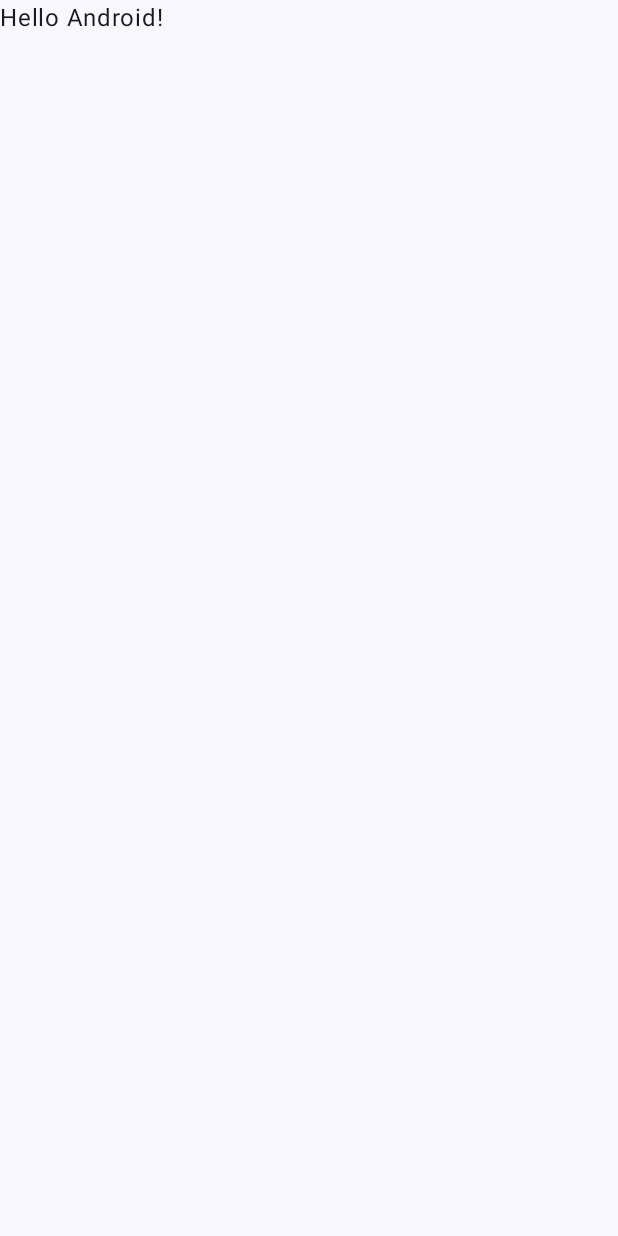
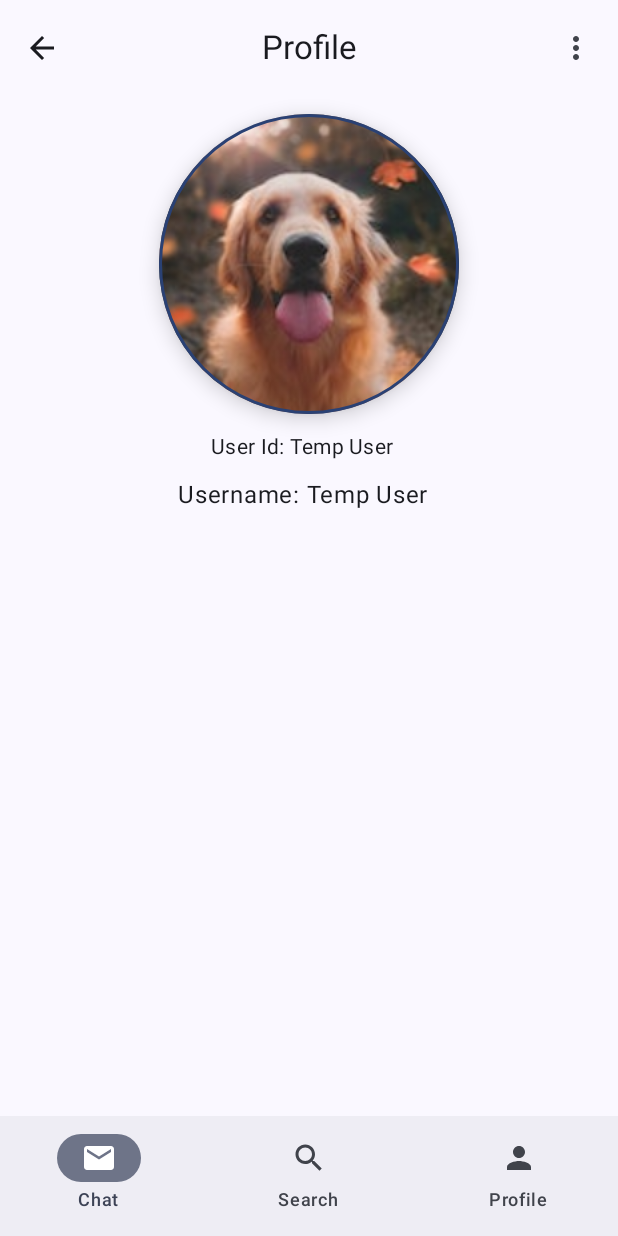
Before and after one commit to Abhidhimann/ChattingApp, an Android app built with Jetpack Compose: the screen it shows after launch (MainActivity), on a phone screen of 412 x 824 dp. Before the commit the screen is almost empty. Run offline under Robolectric (Android 15) with nearby library versions, the phone set to English and light mode, and no system bars.

Commit message:
bottom navigation added

```diff
--- a/app/build.gradle.kts
+++ b/app/build.gradle.kts
@@ -63,8 +63,11 @@ dependencies {
     implementation(libs.androidx.material3)
     testImplementation(libs.junit)
 
+    // hilt
     implementation("com.google.dagger:hilt-android:2.44")
     kapt("com.google.dagger:hilt-android-compiler:2.44")
+
+    implementation("androidx.navigation:navigation-compose:2.7.7")
 
     androidTestImplementation(libs.androidx.junit)
     androidTestImplementation(libs.androidx.espresso.core)
@@ -72,4 +75,5 @@ dependencies {
     androidTestImplementation(libs.androidx.ui.test.junit4)
     debugImplementation(libs.androidx.ui.tooling)
     debugImplementation(libs.androidx.ui.test.manifest)
+    implementation(kotlin("reflect"))
 }
--- a/app/src/main/AndroidManifest.xml
+++ b/app/src/main/AndroidManifest.xml
@@ -13,7 +13,7 @@
         android:theme="@style/Theme.ChattinApp"
         tools:targetApi="31" >
         <activity
-            android:name=".ui.MainActivity"
+            android:name="com.example.chattingApp.ui.MainActivity"
             android:exported="true"
             android:label="@string/app_name"
             android:theme="@style/Theme.ChattinApp" >
--- a/app/src/main/java/com/example/chattinapp/ui/MainActivity.kt
+++ /dev/null
@@ -1,47 +0,0 @@
-package com.example.chattinapp.ui
-
-import android.os.Bundle
-import androidx.activity.ComponentActivity
-import androidx.activity.compose.setContent
-import androidx.activity.enableEdgeToEdge
-import androidx.compose.foundation.layout.fillMaxSize
-import androidx.compose.foundation.layout.padding
-import androidx.compose.material3.Scaffold
-import androidx.compose.material3.Text
-import androidx.compose.runtime.Composable
-import androidx.compose.ui.Modifier
-import androidx.compose.ui.tooling.preview.Preview
-import com.example.chattinapp.ui.theme.ChattinAppTheme
-
-class MainActivity : ComponentActivity() {
-    override fun onCreate(savedInstanceState: Bundle?) {
-        super.onCreate(savedInstanceState)
-        enableEdgeToEdge()
-        setContent {
-            ChattinAppTheme {
-                Scaffold( modifier = Modifier.fillMaxSize() ) { innerPadding ->
-                    Greeting(
-                        name = "Android",
-                        modifier = Modifier.padding(innerPadding)
-                    )
-                }
-            }
-        }
-    }
-}
-
-@Composable
-fun Greeting(name: String, modifier: Modifier = Modifier) {
-    Text(
-        text = "Hello $name!",
-        modifier = modifier
-    )
-}
-
-@Preview(showBackground = true)
-@Composable
-fun GreetingPreview() {
-    ChattinAppTheme {
-        Greeting("Android")
-    }
-}
--- a/app/src/main/java/com/example/chattinapp/ChatApp.kt
+++ b/app/src/main/java/com/example/chattingApp/ChatApp.kt
@@ -1,4 +1,4 @@
-package com.example.chattinapp
+package com.example.chattingApp
 
 import android.app.Application
 import dagger.hilt.android.HiltAndroidApp
--- a/app/src/main/java/com/example/chattinapp/theme/Color.kt
+++ b/app/src/main/java/com/example/chattingApp/theme/Color.kt
@@ -1,4 +1,4 @@
-package com.example.chattinapp.ui.theme
+package com.example.chattingApp.theme
 
 import androidx.compose.ui.graphics.Color
 
--- a/app/src/main/java/com/example/chattinapp/theme/Theme.kt
+++ b/app/src/main/java/com/example/chattingApp/theme/Theme.kt
@@ -1,6 +1,5 @@
-package com.example.chattinapp.ui.theme
+package com.example.chattingApp.theme
 
-import android.app.Activity
 import android.os.Build
 import androidx.compose.foundation.isSystemInDarkTheme
 import androidx.compose.material3.MaterialTheme
@@ -10,6 +9,7 @@ import androidx.compose.material3.dynamicLightColorScheme
 import androidx.compose.material3.lightColorScheme
 import androidx.compose.runtime.Composable
 import androidx.compose.ui.platform.LocalContext
+import com.example.chattingApp.ui.theme.Typography
 
 private val DarkColorScheme = darkColorScheme(
     primary = Purple80,
@@ -34,7 +34,7 @@ private val LightColorScheme = lightColorScheme(
 )
 
 @Composable
-fun ChattinAppTheme(
+fun ChattingAppTheme(
     darkTheme: Boolean = isSystemInDarkTheme(),
     // Dynamic color is available on Android 12+
     dynamicColor: Boolean = true,
--- a/app/src/main/java/com/example/chattinapp/theme/Type.kt
+++ b/app/src/main/java/com/example/chattingApp/theme/Type.kt
@@ -1,4 +1,4 @@
-package com.example.chattinapp.ui.theme
+package com.example.chattingApp.ui.theme
 
 import androidx.compose.material3.Typography
 import androidx.compose.ui.text.TextStyle
--- /dev/null
+++ b/app/src/main/java/com/example/chattingApp/ui/MainActivity.kt
@@ -0,0 +1,20 @@
+package com.example.chattingApp.ui
+
+import android.os.Bundle
+import androidx.activity.ComponentActivity
+import androidx.activity.compose.setContent
+import androidx.activity.enableEdgeToEdge
+import com.example.chattingApp.theme.ChattingAppTheme
+import com.example.chattingApp.ui.screens.ProfileScreen
+
+class MainActivity : ComponentActivity() {
+    override fun onCreate(savedInstanceState: Bundle?) {
+        super.onCreate(savedInstanceState)
+        enableEdgeToEdge()
+        setContent {
+            ChattingAppTheme {
+                ProfileScreen()
+            }
+        }
+    }
+}
--- /dev/null
+++ b/app/src/main/java/com/example/chattingApp/ui/screens/BottomNavigation.kt
@@ -0,0 +1,90 @@
+package com.example.chattingApp.ui.screens
+
+import androidx.compose.material.icons.Icons
+import androidx.compose.material.icons.filled.Email
+import androidx.compose.material.icons.filled.Person
+import androidx.compose.material.icons.filled.Search
+import androidx.compose.material3.Badge
+import androidx.compose.material3.BadgedBox
+import androidx.compose.material3.ExperimentalMaterial3Api
+import androidx.compose.material3.Icon
+import androidx.compose.material3.NavigationBar
+import androidx.compose.material3.NavigationBarItem
+import androidx.compose.material3.Text
+import androidx.compose.runtime.Composable
+import androidx.compose.runtime.getValue
+import androidx.compose.runtime.mutableIntStateOf
+import androidx.compose.runtime.setValue
+import androidx.compose.runtime.saveable.rememberSaveable
+import androidx.compose.ui.graphics.vector.ImageVector
+import androidx.navigation.NavController
+
+enum class BottomNavItem(
+    val route: String,
+    val selectedIcon: ImageVector,
+    val unselectedIcon: ImageVector,
+    val title: String
+) {
+    CHAT("chat", Icons.Default.Email, Icons.Default.Email, "Chat"),
+    SEARCH("search", Icons.Default.Search, Icons.Default.Search, "Search"),
+    PROFILE("profile", Icons.Default.Person, Icons.Default.Person, "Profile")
+}
+
+@Composable
+fun BottomNavigationBar(tabBarItems: Array<BottomNavItem>, navController: NavController) {
+    var selectedTabIndex by rememberSaveable {
+        mutableIntStateOf(0)
+    }
+
+    NavigationBar {
+        // looping over each tab to generate the views and navigation for each item
+        tabBarItems.forEachIndexed { index, tabBarItem ->
+            NavigationBarItem(
+                selected = selectedTabIndex == index,
+                onClick = {
+                    selectedTabIndex = index
+//                    navController.navigate(tabBarItem.route)
+                },
+                icon = {
+                    NavigationItem(
+                        isSelected = selectedTabIndex == index,
+                        selectedIcon = tabBarItem.selectedIcon,
+                        unselectedIcon = tabBarItem.unselectedIcon,
+                        title = tabBarItem.title,
+                    )
+                },
+                label = { Text(tabBarItem.title) })
+        }
+    }
+}
+
+@OptIn(ExperimentalMaterial3Api::class)
+@Composable
+fun NavigationItem(
+    isSelected: Boolean,
+    selectedIcon: ImageVector,
+    unselectedIcon: ImageVector,
+    title: String,
+    badgeAmount: Int? = null
+) {
+    BadgedBox(badge = { TabBarBadgeView(badgeAmount) }) {
+        Icon(
+            imageVector = if (isSelected) {
+                selectedIcon
+            } else {
+                unselectedIcon
+            },
+            contentDescription = title
+        )
+    }
+}
+
+@Composable
+@OptIn(ExperimentalMaterial3Api::class)
+fun TabBarBadgeView(count: Int? = null) {
+    if (count != null) {
+        Badge {
+            Text(count.toString())
+        }
+    }
+}
--- /dev/null
+++ b/app/src/main/java/com/example/chattingApp/ui/screens/ProfileScreen.kt
@@ -0,0 +1,183 @@
+package com.example.chattingApp.ui.screens
+
+import androidx.compose.foundation.BorderStroke
+import androidx.compose.foundation.Image
+import androidx.compose.foundation.clickable
+import androidx.compose.foundation.layout.Arrangement
+import androidx.compose.foundation.layout.Column
+import androidx.compose.foundation.layout.Row
+import androidx.compose.foundation.layout.Spacer
+import androidx.compose.foundation.layout.fillMaxSize
+import androidx.compose.foundation.layout.fillMaxWidth
+import androidx.compose.foundation.layout.height
+import androidx.compose.foundation.layout.padding
+import androidx.compose.foundation.layout.size
+import androidx.compose.foundation.shape.CircleShape
+import androidx.compose.material.icons.Icons
+import androidx.compose.material.icons.filled.ArrowBack
+import androidx.compose.material.icons.filled.MoreVert
+import androidx.compose.material3.Card
+import androidx.compose.material3.CardDefaults
+import androidx.compose.material3.CenterAlignedTopAppBar
+import androidx.compose.material3.DropdownMenu
+import androidx.compose.material3.DropdownMenuItem
+import androidx.compose.material3.ExperimentalMaterial3Api
+import androidx.compose.material3.Icon
+import androidx.compose.material3.IconButton
+import androidx.compose.material3.MaterialTheme
+import androidx.compose.material3.Scaffold
+import androidx.compose.material3.Text
+import androidx.compose.runtime.Composable
+import androidx.compose.runtime.getValue
+import androidx.compose.runtime.mutableStateOf
+import androidx.compose.runtime.remember
+import androidx.compose.runtime.setValue
+import androidx.compose.ui.Alignment
+import androidx.compose.ui.Modifier
+import androidx.compose.ui.graphics.vector.ImageVector
+import androidx.compose.ui.layout.ContentScale
+import androidx.compose.ui.res.painterResource
+import androidx.compose.ui.text.style.TextOverflow
+import androidx.compose.ui.tooling.preview.Preview
+import androidx.compose.ui.unit.Dp
+import androidx.compose.ui.unit.dp
+import androidx.navigation.compose.rememberNavController
+import com.example.chattinapp.R
+
+@Composable
+fun ProfileScreen(){
+    val bottomNavItems = BottomNavItem.entries.toTypedArray()
+    val navController = rememberNavController()
+    Scaffold(
+        topBar = {
+            MyAppBar(title = "Profile", iconImageVector = Icons.Default.ArrowBack) {}
+        },
+        modifier = Modifier.fillMaxSize(),
+        bottomBar = { BottomNavigationBar(tabBarItems = bottomNavItems, navController = navController) }
+    ) { innerPadding ->
+        Profile(
+            name = "Android",
+            modifier = Modifier.padding(innerPadding)
+        )
+    }
+}
+
+@OptIn(ExperimentalMaterial3Api::class)
+@Composable
+fun MyAppBar(title: String, iconImageVector: ImageVector, onIconClick: () -> Unit) {
+    CenterAlignedTopAppBar(
+        title = { Text(text = title) },
+        navigationIcon =
+        // todo back only when user see others profile
+        {
+            Icon(
+                imageVector = iconImageVector,
+                "Back",
+                modifier = Modifier
+                    .padding(horizontal = 12.dp)
+                    .clickable(onClick = { onIconClick.invoke() })
+            )
+        },
+        actions = {
+            UserProfileMenuActions()
+        }
+    )
+}
+
+@Composable
+fun UserProfileMenuActions() {
+    var menuExpanded by remember { mutableStateOf(false) }
+    Row {
+        IconButton(onClick = { menuExpanded = true }) {
+            Icon(Icons.Default.MoreVert, contentDescription = "More options")
+        }
+        DropdownMenu(
+            expanded = menuExpanded,
+            onDismissRequest = { menuExpanded = false }
+        ) {
+            DropdownMenuItem(
+                text = { Text("Edit Profile") },
+                onClick = {
+                    // Handle option 1 click
+                    menuExpanded = false
+                }
+            )
+        }
+    }
+}
+
+@Composable
+fun Profile(name: String, modifier: Modifier = Modifier) {
+    Column(
+        modifier = modifier,
+        horizontalAlignment = Alignment.CenterHorizontally
+    ) {
+        ProfilePicture(picUrl = "", picSize = 200.dp)
+        ProfileDetails(userId = "tempId", userName = "Temp User")
+    }
+}
+
+@Composable
+fun ProfilePicture(picUrl: String, picSize: Dp) {
+    Card(
+        shape = CircleShape,
+        elevation = CardDefaults.elevatedCardElevation(8.dp),
+        border = BorderStroke(
+            width = 2.dp,
+            color = MaterialTheme.colorScheme.primary
+        ),
+        modifier = Modifier.padding(12.dp)
+    ) {
+        // will use glide
+        Image(
+            painter = painterResource(id = R.drawable.dog_pic),
+            contentDescription = "ProfilePicture",
+            modifier = Modifier
+                .size(picSize),
+            contentScale = ContentScale.Crop,
+        )
+    }
+}
+
+@Composable
+fun ProfileDetails(
+    userId: String,
+    userName: String,
+) {
+    Column(
+        modifier = Modifier
+            .padding(bottom = 8.dp, end = 8.dp)
+            .fillMaxWidth(),
+        verticalArrangement = Arrangement.Center,
+        horizontalAlignment = Alignment.CenterHorizontally
+    ) {
+        Text(
+            text = "User Id: $userName",
+            maxLines = 1,
+            overflow = TextOverflow.Ellipsis,
+            style = MaterialTheme.typography.bodyMedium
+        )
+        Spacer(modifier = Modifier.height(10.dp))
+        Text(
+            text = "Username: $userName",
+            maxLines = 1,
+            overflow = TextOverflow.Ellipsis
+        )
+    }
+}
+
+@Preview(showBackground = true)
+@Composable
+fun ProfileScreenPreview() {
+    Scaffold(
+        topBar = {
+            MyAppBar(title = "Profile", iconImageVector = Icons.Default.ArrowBack) {}
+        },
+        modifier = Modifier.fillMaxSize()
+    ) { innerPadding ->
+        Profile(
+            name = "Android",
+            modifier = Modifier.padding(innerPadding)
+        )
+    }
+}
```
Also changed, not shown: app/src/main/res/drawable/dog_pic.jpg (added), 4 other files.
